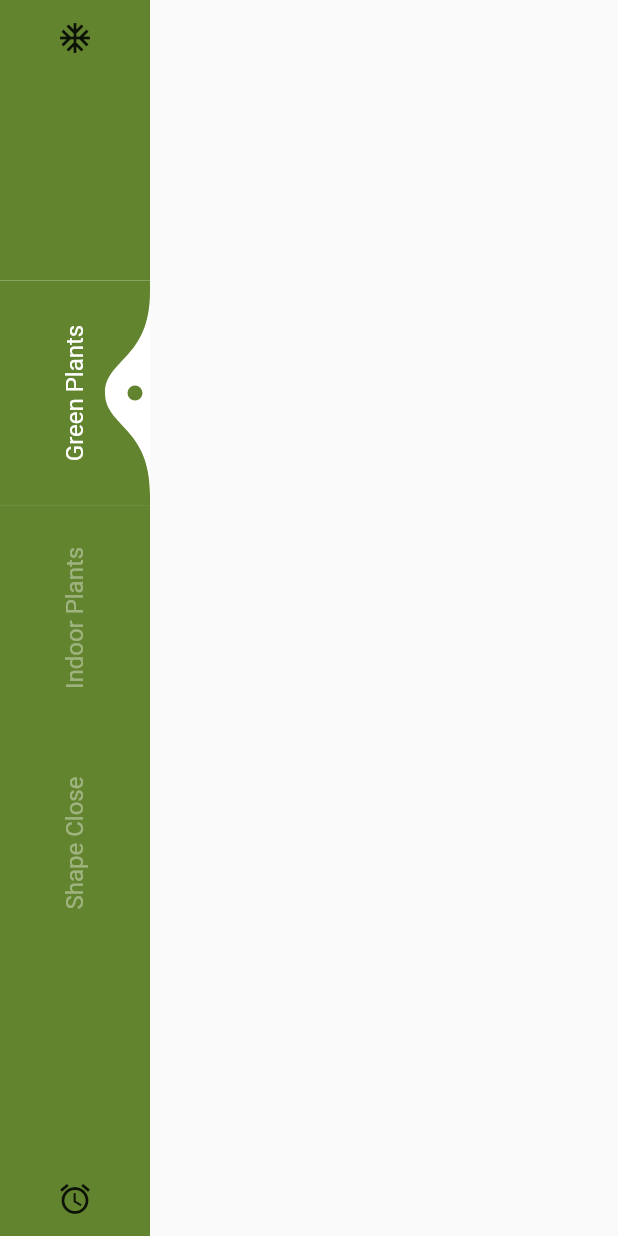
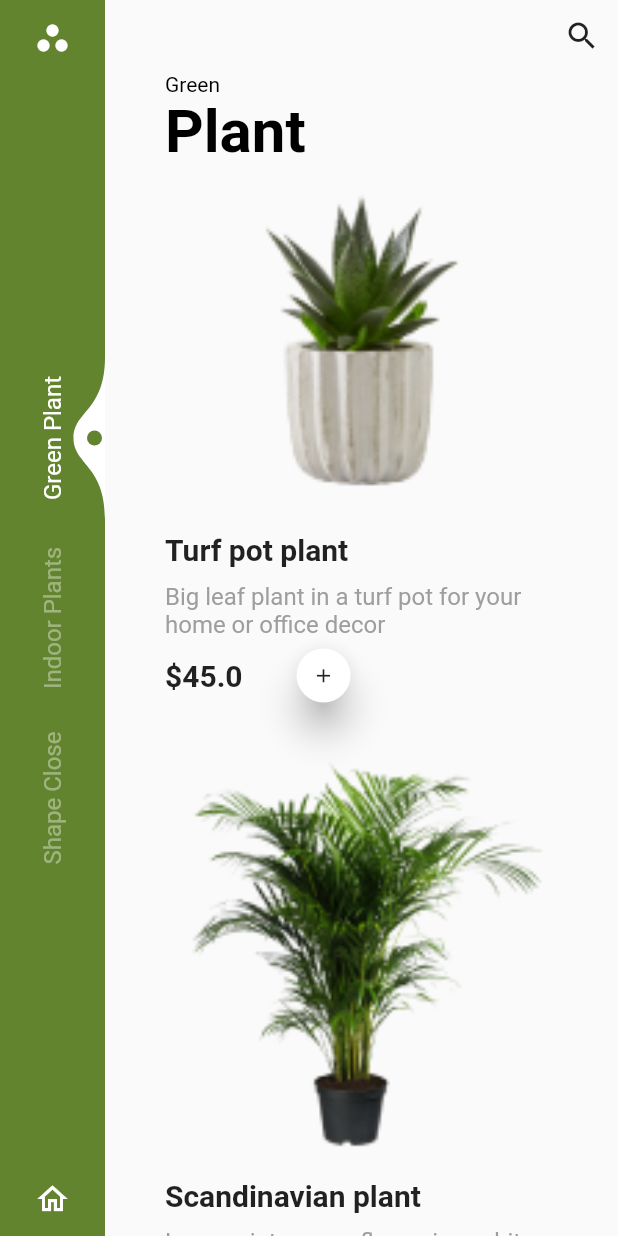
Before and after one commit to diepvicuong/flutter_ui_kits, a Flutter app: the screen it shows after launch, on a phone screen of 412 x 824 dp. Run offline on Flutter 3.47's test engine with Material 2 defaults, Android fonts, the light colour scheme and no system bars.

Commit message:
Update home page

```diff
--- a/planting_app_ui/lib/main.dart
+++ b/planting_app_ui/lib/main.dart
@@ -1,8 +1,9 @@
-import 'package:dribbble_plant_app/utils/constants.dart';
-import 'package:dribbble_plant_app/widgets/custom_paint.dart';
-import 'package:dribbble_plant_app/widgets/drawer_item.dart';
+import 'package:dribbble_plant_app/models/plant_item.dart';
 import 'package:dribbble_plant_app/widgets/left_navigation_bar.dart';
+import 'package:dribbble_plant_app/widgets/plant_widget.dart';
 import 'package:flutter/material.dart';
+
+import 'models/drawer_item.dart';
 
 void main() {
   runApp(MyApp());
@@ -18,7 +19,7 @@ class _MyAppState extends State<MyApp> {
 
   List<DrawerItem> _drawerItems = <DrawerItem>[
     DrawerItem(
-      title: "Green Plants",
+      title: "Green Plant",
     ),
     DrawerItem(
       title: "Indoor Plants",
@@ -26,6 +27,9 @@ class _MyAppState extends State<MyApp> {
     DrawerItem(
       title: "Shape Close",
     ),
+    // DrawerItem(
+    //   title: "Test",
+    // ),
   ];
   @override
   Widget build(BuildContext context) {
@@ -38,23 +42,77 @@ class _MyAppState extends State<MyApp> {
               LeftNavigationBar(
                 currentIndex: _currentIndex,
                 items: _drawerItems,
-                width: 100,
+                width: 70,
                 onTap: (value) {
                   setState(() {
                     print("Current index: $value");
                     _currentIndex = value;
                   });
                 },
-                topIcon: Icon(Icons.ac_unit),
+                topIcon: Icon(
+                  Icons.workspaces_filled,
+                  color: Colors.white,
+                ),
                 onTapTopIcon: () {
                   print("onTapTopIcon");
                 },
-                bottomIcon: Icon(Icons.access_alarm),
+                bottomIcon: Icon(Icons.home_outlined, color: Colors.white),
                 onTapBottomIcon: () {
                   print("onTapBottomIcon");
                 },
               ),
-              Expanded(child: Container())
+              Expanded(
+                  child: ConstrainedBox(
+                constraints: BoxConstraints.expand(),
+                child: SingleChildScrollView(
+                  child: Column(
+                    mainAxisSize: MainAxisSize.max,
+                    // mainAxisAlignment: MainAxisAlignment.spaceAround,
+                    crossAxisAlignment: CrossAxisAlignment.stretch,
+                    children: [
+                      Align(
+                        alignment: Alignment.centerRight,
+                        child: IconButton(
+                            icon: Icon(
+                              Icons.search,
+                            ),
+                            onPressed: () {}),
+                      ),
+                      Container(
+                        margin: EdgeInsets.only(left: 40),
+                        child: RichText(
+                          text: TextSpan(
+                            text: 'Green ',
+                            style: TextStyle(color: Colors.black),
+                            children: <TextSpan>[
+                              TextSpan(text: '\n'),
+                              TextSpan(
+                                  text: 'Plant',
+                                  style: TextStyle(
+                                      fontSize: 40,
+                                      fontWeight: FontWeight.bold)),
+                            ],
+                          ),
+                        ),
+                      ),
+                      PlantWidget(
+                          plant: PlantItem(
+                              name: "Turf pot plant",
+                              description:
+                                  "Big leaf plant in a turf pot for your home or office decor",
+                              price: 45.00,
+                              image: 'assets/images/klipartz.png')),
+                      PlantWidget(
+                          plant: PlantItem(
+                              name: "Scandinavian plant",
+                              description:
+                                  "Low maintenance flower in a white ceramic pot",
+                              price: 45.00,
+                              image: 'assets/images/scandinavian.png')),
+                    ],
+                  ),
+                ),
+              ))
             ],
           ),
         ),
--- a/planting_app_ui/lib/widgets/drawer_item.dart
+++ b/planting_app_ui/lib/models/drawer_item.dart
@@ -7,5 +7,5 @@ class DrawerItem {
   final double height;
   final String title;
 
-  DrawerItem({this.height = 150, required this.title});
+  DrawerItem({this.height = 120, required this.title});
 }
--- /dev/null
+++ b/planting_app_ui/lib/models/plant_item.dart
@@ -0,0 +1,12 @@
+class PlantItem {
+  final String name;
+  final String description;
+  final double price;
+  final String image;
+
+  PlantItem(
+      {required this.name,
+      required this.description,
+      required this.price,
+      required this.image});
+}
--- a/planting_app_ui/lib/widgets/left_navigation_bar.dart
+++ b/planting_app_ui/lib/widgets/left_navigation_bar.dart
@@ -1,11 +1,8 @@
-import 'dart:ffi';
-
+import 'package:dribbble_plant_app/models/drawer_item.dart';
 import 'package:dribbble_plant_app/utils/constants.dart';
 import 'package:dribbble_plant_app/widgets/custom_paint.dart';
-import 'package:dribbble_plant_app/widgets/drawer_item.dart';
-import 'package:flutter/gestures.dart';
 import 'package:flutter/material.dart';
-import 'dart:math' as math;
+import 'marquee.dart';
 
 typedef _LetIndexPage = bool Function(int value);
 
@@ -20,7 +17,7 @@ class LeftNavigationBar extends StatefulWidget {
   final double width;
   final int currentIndex;
   final Icon? topIcon;
-  final GestureTapCallback? onTapTopIcon;
+  final VoidCallback? onTapTopIcon;
   final Icon? bottomIcon;
   final VoidCallback? onTapBottomIcon;
 
@@ -39,10 +36,8 @@ class LeftNavigationBar extends StatefulWidget {
       this.bottomIcon,
       this.onTapTopIcon,
       this.onTapBottomIcon})
-      :
-        // letIndexPage = letIndexPage ?? ((_) => true),
-        assert(items.length >= 1),
-        // assert(0 <= index && index < items.length),
+      : assert(width >= 50),
+        assert(items.length >= 1 && items.length <= 4),
         super(key: key);
 
   @override
@@ -119,10 +114,8 @@ class _LeftNavigationBarState extends State<LeftNavigationBar>
             child: widget.topIcon != null
                 ? IconButton(
                     icon: widget.topIcon!,
-                    onPressed: () {
-                      print("onPRess");
-                      widget.onTapTopIcon!;
-                    })
+                    onPressed: widget.onTapTopIcon,
+                  )
                 : Container(color: Colors.orange[100]),
             height: 50,
           ),
@@ -162,15 +155,19 @@ class _LeftNavigationBarState extends State<LeftNavigationBar>
                       )),
                       Positioned(
                         child: Center(
-                          child: Transform.rotate(
-                            angle: -math.pi / 2,
+                          child: RotatedBox(
+                            quarterTurns: -1,
+                            child: MarqueeWidget(
+                              direction: Axis.horizontal,
                               child: Text(
                                 title,
+                                // maxLines: 1,
                                 style: TextStyle(
                                     color: widget.currentIndex == index
                                         ? Colors.white
                                         : Colors.white38,
                                     fontSize: 16),
+                              ),
                             ),
                           ),
                         ),
@@ -185,10 +182,8 @@ class _LeftNavigationBarState extends State<LeftNavigationBar>
             child: widget.bottomIcon != null
                 ? IconButton(
                     icon: widget.bottomIcon!,
-                    onPressed: () {
-                      print("onPress bottom");
-                      widget.onTapBottomIcon;
-                    })
+                    onPressed: widget.onTapBottomIcon,
+                  )
                 : Container(color: Colors.yellow[100]),
             height: 50,
           ),
--- /dev/null
+++ b/planting_app_ui/lib/widgets/marquee.dart
@@ -0,0 +1,60 @@
+import 'package:flutter/material.dart';
+
+//Reference: https://stackoverflow.com/a/51776987
+class MarqueeWidget extends StatefulWidget {
+  final Widget child;
+  final Axis direction;
+  final Duration animationDuration, backDuration, pauseDuration;
+
+  MarqueeWidget({
+    required this.child,
+    this.direction: Axis.horizontal,
+    this.animationDuration: const Duration(milliseconds: 3000),
+    this.backDuration: const Duration(milliseconds: 800),
+    this.pauseDuration: const Duration(milliseconds: 800),
+  });
+
+  @override
+  _MarqueeWidgetState createState() => _MarqueeWidgetState();
+}
+
+class _MarqueeWidgetState extends State<MarqueeWidget> {
+  late ScrollController scrollController;
+
+  @override
+  void initState() {
+    scrollController = ScrollController(initialScrollOffset: 50.0);
+    WidgetsBinding.instance!.addPostFrameCallback(scroll);
+    super.initState();
+  }
+
+  @override
+  void dispose() {
+    scrollController.dispose();
+    super.dispose();
+  }
+
+  @override
+  Widget build(BuildContext context) {
+    return SingleChildScrollView(
+      child: widget.child,
+      scrollDirection: widget.direction,
+      controller: scrollController,
+    );
+  }
+
+  void scroll(_) async {
+    while (scrollController.hasClients) {
+      await Future.delayed(widget.pauseDuration);
+      if (scrollController.hasClients)
+        await scrollController.animateTo(
+            scrollController.position.maxScrollExtent,
+            duration: widget.animationDuration,
+            curve: Curves.ease);
+      await Future.delayed(widget.pauseDuration);
+      if (scrollController.hasClients)
+        await scrollController.animateTo(0.0,
+            duration: widget.backDuration, curve: Curves.easeOut);
+    }
+  }
+}
--- /dev/null
+++ b/planting_app_ui/lib/widgets/plant_widget.dart
@@ -0,0 +1,59 @@
+import 'package:dribbble_plant_app/models/plant_item.dart';
+import 'package:flutter/material.dart';
+
+class PlantWidget extends StatelessWidget {
+  final PlantItem plant;
+
+  const PlantWidget({Key? key, required this.plant}) : super(key: key);
+
+  @override
+  Widget build(BuildContext context) {
+    return Container(
+      padding: EdgeInsets.symmetric(horizontal: 40),
+      child: Column(
+        crossAxisAlignment: CrossAxisAlignment.stretch,
+        children: [
+          Image.asset(
+            plant.image,
+            fit: BoxFit.fitWidth,
+          ),
+          SizedBox(height: 20),
+          Text(
+            plant.name,
+            style: TextStyle(fontSize: 20, fontWeight: FontWeight.bold),
+          ),
+          SizedBox(
+            height: 10,
+          ),
+          Text(
+            plant.description,
+            style: TextStyle(fontSize: 16, color: Colors.grey),
+          ),
+          Row(
+            children: [
+              Text(
+                '\$${plant.price}',
+                style: TextStyle(fontSize: 20, fontWeight: FontWeight.bold),
+              ),
+              SizedBox(width: 10),
+              RawMaterialButton(
+                onPressed: () {},
+                elevation: 10.0,
+                fillColor: Colors.white,
+                child: Icon(
+                  Icons.add,
+                  size: 15.0,
+                ),
+                padding: EdgeInsets.all(10.0),
+                shape: CircleBorder(),
+              )
+            ],
+          ),
+          SizedBox(
+            height: 20,
+          )
+        ],
+      ),
+    );
+  }
+}
--- a/planting_app_ui/pubspec.yaml
+++ b/planting_app_ui/pubspec.yaml
@@ -43,9 +43,9 @@ flutter:
   # the material Icons class.
   uses-material-design: true
   # To add assets to your application, add an assets section, like this:
-  # assets:
-  #   - images/a_dot_burr.jpeg
-  #   - images/a_dot_ham.jpeg
+  assets:
+    - assets/images/
+
   # An image asset can refer to one or more resolution-specific "variants", see
   # https://flutter.dev/assets-and-images/#resolution-aware.
   # For details regarding adding assets from package dependencies, see
```
Also changed, not shown: planting_app_ui/assets/images/klipartz.png (added), planting_app_ui/assets/images/scandinavian.png (added), planting_app_ui/pubspec.lock. Lines whose indentation alone changed are shown as unchanged.
